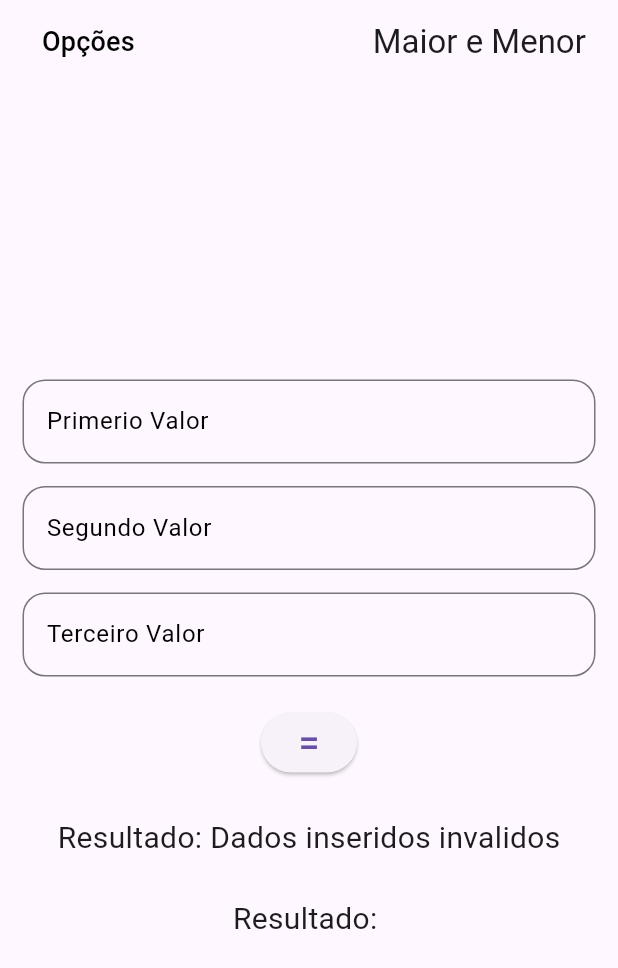
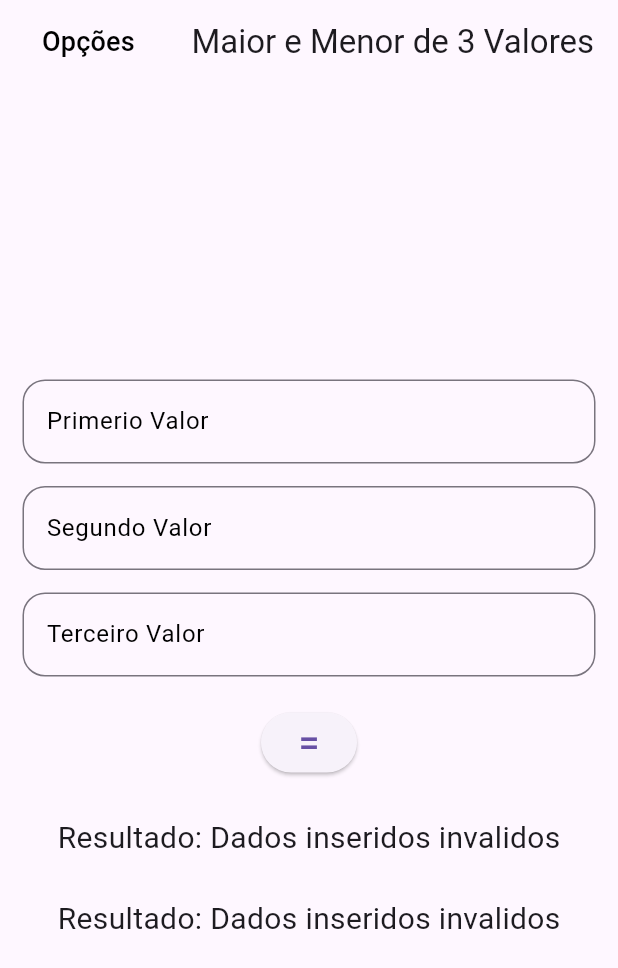
Before and after one commit to HiroGarcia/sprint_9_lifeados, a Flutter app: the MaiorMenor screen opened by its route, after a tap on an icon or button, on a phone screen of 412 x 824 dp. Shown: the top 968 px of the screen. Run offline on Flutter 3.47's test engine with Material 3 defaults, Android fonts, the phone set to English and light mode, and no system bars.

Commit message:
Primeira manutenção em erros aparentes

```diff
--- a/lib/pages/converter_temperatura_page.dart
+++ b/lib/pages/converter_temperatura_page.dart
@@ -16,6 +16,7 @@ class _TemperaturaState extends State<Temperatura> {
   var _controler2 = '';
   double aux1 = 0;
   double aux2 = 0;
+  int aux2v1 = 0;
 
   calculator() {
     // ignore: unnecessary_null_comparison
@@ -29,6 +30,9 @@ class _TemperaturaState extends State<Temperatura> {
       resultado2 = 'Dados inseridos invalidos';
     } else {
       aux2 = (double.tryParse(_controler2)! - 32) / 1.8;
+      aux2 *= 100;
+      aux2v1 = aux2.round();
+      aux2 = aux2v1 / 100;
       resultado2 = '$_controler2 Fahrenheit em Graus é $aux2 Graus';
     }
   }
--- a/lib/pages/maior_menor_page.dart
+++ b/lib/pages/maior_menor_page.dart
@@ -23,6 +23,7 @@ class _MaiorMenorState extends State<MaiorMenor> {
         double.tryParse(_controler2) == null ||
         double.tryParse(_controler3) == null) {
       resultado1 = 'Dados inseridos invalidos';
+      resultado2 = 'Dados inseridos invalidos';
     } else {
       if ((double.tryParse(_controler1)! == double.tryParse(_controler2)!) &&
           (double.tryParse(_controler1)! == double.tryParse(_controler3)!)) {
@@ -73,7 +74,7 @@ class _MaiorMenorState extends State<MaiorMenor> {
                 style: TextStyle(color: Colors.black, fontSize: 18),
               ),
             ),
-            const Text('Maior e Menor '),
+            const Text('Maior e Menor de 3 Valores'),
           ],
         ),
       ),
```
